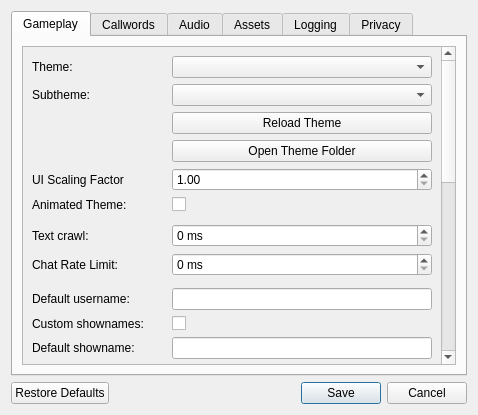
The window that data/ui/options_dialog.ui (AttorneyOnlineChaos/aos-client) describes before a commit, drawn with Qt 5.
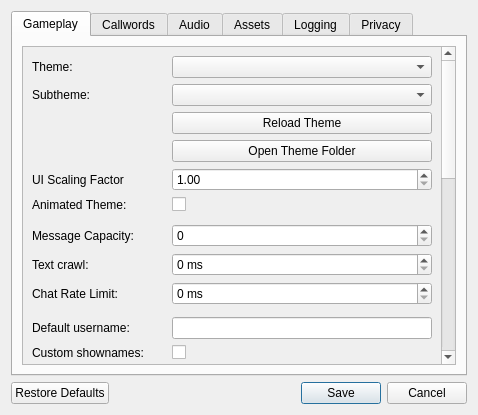
The same window after the commit.

What changed in the file:
```diff
--- a/data/ui/options_dialog.ui
+++ b/data/ui/options_dialog.ui
@@ -135,6 +135,26 @@
              </property>
             </widget>
            </item>
+           <item row="7" column="0">
+            <widget class="QLabel" name="message_capacity_lbl">
+             <property name="toolTip">
+              <string>How many IC and OOC messages are preserved in the edit history.</string>
+             </property>
+             <property name="text">
+              <string>Message Capacity:</string>
+             </property>
+             <property name="textFormat">
+              <enum>Qt::PlainText</enum>
+             </property>
+            </widget>
+           </item>
+           <item row="7" column="1">
+            <widget class="QSpinBox" name="message_capacity_spinbox">
+             <property name="maximum">
+              <number>2147483647</number>
+             </property>
+            </widget>
+           </item>
            <item row="9" column="0">
             <widget class="QLabel" name="text_crawl_lbl">
              <property name="toolTip">
```
